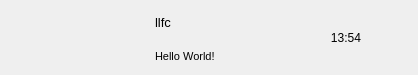
Above: client/uschat/chatuserwid.ui from Tao-Zzzz/UsChat before the change. Below: the same form after it.
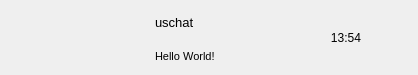
That is the form after the change.

```diff
--- a/client/uschat/chatuserwid.ui
+++ b/client/uschat/chatuserwid.ui
@@ -163,7 +163,7 @@
          </font>
         </property>
         <property name="text">
-         <string>llfc</string>
+         <string>uschat</string>
         </property>
        </widget>
       </item>
```
Left out of the diff: 4 changed lines with no effect on the pictures.
